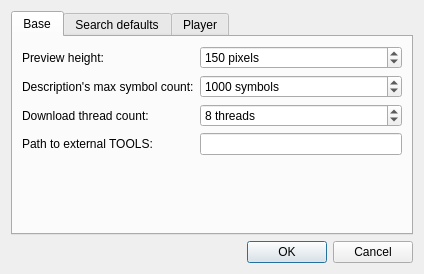
Old version of the form settingsdialog.ui in the repository AlexLevkovich/YoutubeViewer.
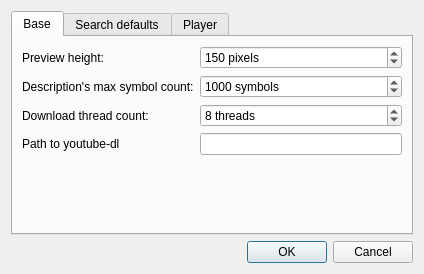
New version of the form. Icons and pictures are not drawn. Custom widgets are drawn as their Qt base class.

```diff
--- a/settingsdialog.ui
+++ b/settingsdialog.ui
@@ -96,7 +96,7 @@
          <item row="3" column="0">
           <widget class="QLabel" name="label_9">
            <property name="text">
-            <string>Path to external TOOLS:</string>
+            <string>Path to youtube-dl</string>
            </property>
           </widget>
          </item>
```
